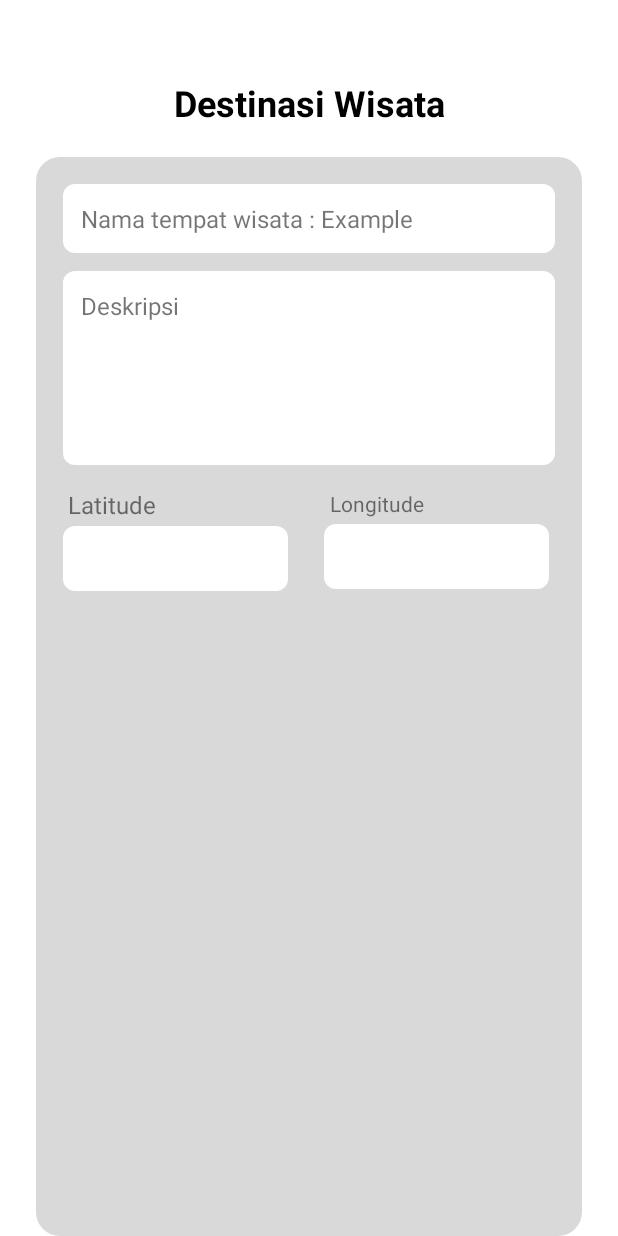
After one commit to dafalagi/Tubes_AKB, an Android app: the DetailActivity screen opened directly, with no data from a screen before it, on a phone screen of 412 x 824 dp. The commit adds this screen. Run offline under Robolectric (Android 15) with nearby library versions, the phone set to English and light mode, and no system bars.

Commit message:
Update 04/08/2022

```diff
--- a/app/src/main/AndroidManifest.xml
+++ b/app/src/main/AndroidManifest.xml
@@ -19,6 +19,9 @@
         android:supportsRtl="true"
         android:theme="@style/AppTheme"
         tools:targetApi="31">
+        <activity
+            android:name=".DetailActivity"
+            android:exported="false" />
         <activity
             android:name=".EditActivity"
             android:exported="false" />
--- a/app/src/main/java/com/example/tubes_akb/DBHelper.java
+++ b/app/src/main/java/com/example/tubes_akb/DBHelper.java
@@ -29,7 +29,7 @@ public class DBHelper {
     }
 
     public DBHelper(){
-        firebaseDatabase = FirebaseDatabase.getInstance();
+        firebaseDatabase = FirebaseDatabase.getInstance("https://tubes-akb-d4fc6-default-rtdb.asia-southeast1.firebasedatabase.app");
         databaseReference = firebaseDatabase.getReference("listWisata");
     }
 
--- /dev/null
+++ b/app/src/main/java/com/example/tubes_akb/DetailActivity.java
@@ -0,0 +1,14 @@
+package com.example.tubes_akb;
+
+import androidx.appcompat.app.AppCompatActivity;
+
+import android.os.Bundle;
+
+public class DetailActivity extends AppCompatActivity {
+
+    @Override
+    protected void onCreate(Bundle savedInstanceState) {
+        super.onCreate(savedInstanceState);
+        setContentView(R.layout.activity_detail);
+    }
+}
--- a/app/src/main/res/layout/activity_add.xml
+++ b/app/src/main/res/layout/activity_add.xml
@@ -68,6 +68,7 @@
             android:id="@+id/WisataLatitudeAdd"
             android:layout_width="150dp"
             android:layout_height="wrap_content"
+            android:inputType="phone"
             android:hint="Latitude"
             android:padding="12dp"
             android:layout_below="@id/txtlocation"
@@ -78,6 +79,7 @@
             android:id="@+id/WisataLongitudeAdd"
             android:layout_width="150dp"
             android:layout_height="wrap_content"
+            android:inputType="phone"
             android:hint="Longitude"
             android:padding="12dp"
             android:layout_below="@id/txtlocation"
--- /dev/null
+++ b/app/src/main/res/layout/activity_detail.xml
@@ -0,0 +1,122 @@
+<?xml version="1.0" encoding="utf-8"?>
+<RelativeLayout xmlns:android="http://schemas.android.com/apk/res/android"
+    xmlns:app="http://schemas.android.com/apk/res-auto"
+    xmlns:tools="http://schemas.android.com/tools"
+    android:layout_width="match_parent"
+    android:layout_height="match_parent"
+    tools:context=".DetailActivity">
+    <TextView
+        android:id="@+id/HeaderDW"
+        android:layout_width="match_parent"
+        android:layout_height="wrap_content"
+        android:text="Destinasi Wisata"
+        android:textSize="24dp"
+        android:textStyle="bold"
+        android:layout_margin="20dp"
+        android:paddingTop="32dp"
+        android:gravity="center"
+        android:textColor="@color/black"
+        />
+
+    <RelativeLayout
+        android:id="@+id/BodyDetail"
+        android:layout_width="match_parent"
+        android:layout_height="match_parent"
+        android:layout_below="@id/HeaderDW"
+        android:layout_marginHorizontal="24dp"
+        android:background="@drawable/rounded_corner3"
+        android:padding="12dp">
+
+        <RelativeLayout
+            android:id="@+id/Section1"
+            android:layout_width="match_parent"
+            android:layout_height="wrap_content"
+            android:layout_margin="6dp"
+            android:background="@drawable/rounded_corner"
+            android:padding="12dp">
+
+            <TextView
+                android:id="@+id/NamaTempat"
+                android:layout_width="wrap_content"
+                android:layout_height="wrap_content"
+                android:text="Nama tempat wisata : "
+                android:textSize="16dp" />
+
+            <TextView
+                android:id="@+id/NamaTempatTxt"
+                android:layout_width="wrap_content"
+                android:layout_height="wrap_content"
+                android:layout_toRightOf="@id/NamaTempat"
+                android:text="Example"
+                android:textSize="16dp" />
+        </RelativeLayout>
+
+        <RelativeLayout
+            android:id="@+id/Section2"
+            android:layout_width="wrap_content"
+            android:layout_height="wrap_content"
+            android:layout_below="@id/Section1"
+            android:layout_margin="6dp"
+            android:background="@drawable/rounded_corner"
+            android:padding="12dp">
+
+            <TextView
+                android:id="@+id/Deskripsi"
+                android:layout_width="match_parent"
+                android:layout_height="wrap_content"
+                android:text="Deskripsi"
+                android:textSize="16dp" />
+
+            <TextView
+                android:layout_width="match_parent"
+                android:layout_height="wrap_content"
+                android:layout_below="@id/Deskripsi"
+                android:lines="5" />
+        </RelativeLayout>
+
+        <RelativeLayout
+            android:id="@+id/Section3"
+            android:layout_width="wrap_content"
+            android:layout_height="wrap_content"
+            android:layout_below="@id/Section2"
+            android:layout_margin="6dp">
+
+            <TextView
+                android:id="@+id/Latitude"
+                android:layout_width="150dp"
+                android:layout_height="wrap_content"
+                android:padding="3dp"
+                android:text="Latitude"
+                android:textSize="16dp" />
+
+            <TextView
+                android:id="@+id/LatitudeTxt"
+                android:layout_width="150dp"
+                android:layout_height="wrap_content"
+                android:layout_below="@id/Latitude"
+                android:background="@drawable/rounded_corner"
+                android:padding="12dp"
+                android:text="" />
+
+            <TextView
+                android:id="@+id/Longitude"
+                android:layout_width="150dp"
+                android:layout_height="wrap_content"
+                android:layout_marginLeft="24dp"
+                android:layout_toRightOf="@id/Latitude"
+                android:padding="4dp"
+                android:text="Longitude" />
+
+            <TextView
+                android:id="@+id/LongitudeTxt"
+                android:layout_width="150dp"
+                android:layout_height="wrap_content"
+                android:layout_below="@id/Longitude"
+                android:layout_marginLeft="24dp"
+                android:layout_toRightOf="@id/LatitudeTxt"
+                android:background="@drawable/rounded_corner"
+                android:padding="12dp"
+                android:text="" />
+        </RelativeLayout>
+    </RelativeLayout>
+</RelativeLayout>
```
Also changed, not shown: app/src/main/java/com/example/tubes_akb/AdapterDestinasi.java (+5 -4 lines), app/src/main/java/com/example/tubes_akb/AddActivity.java (+35 -35 lines), app/src/main/java/com/example/tubes_akb/ListMaps.java (+12 -11 lines), app/src/main/res/layout/activity_main.xml (+0 -10 lines), app/src/main/res/layout/card_destinasi.xml (+0 -9 lines).
